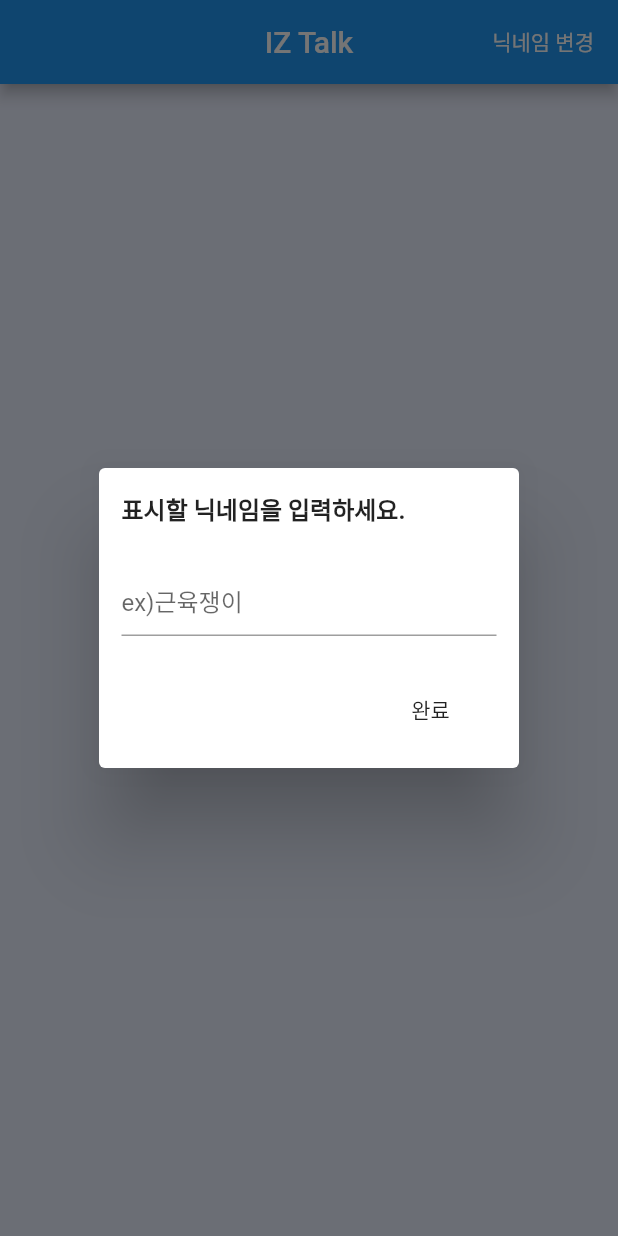
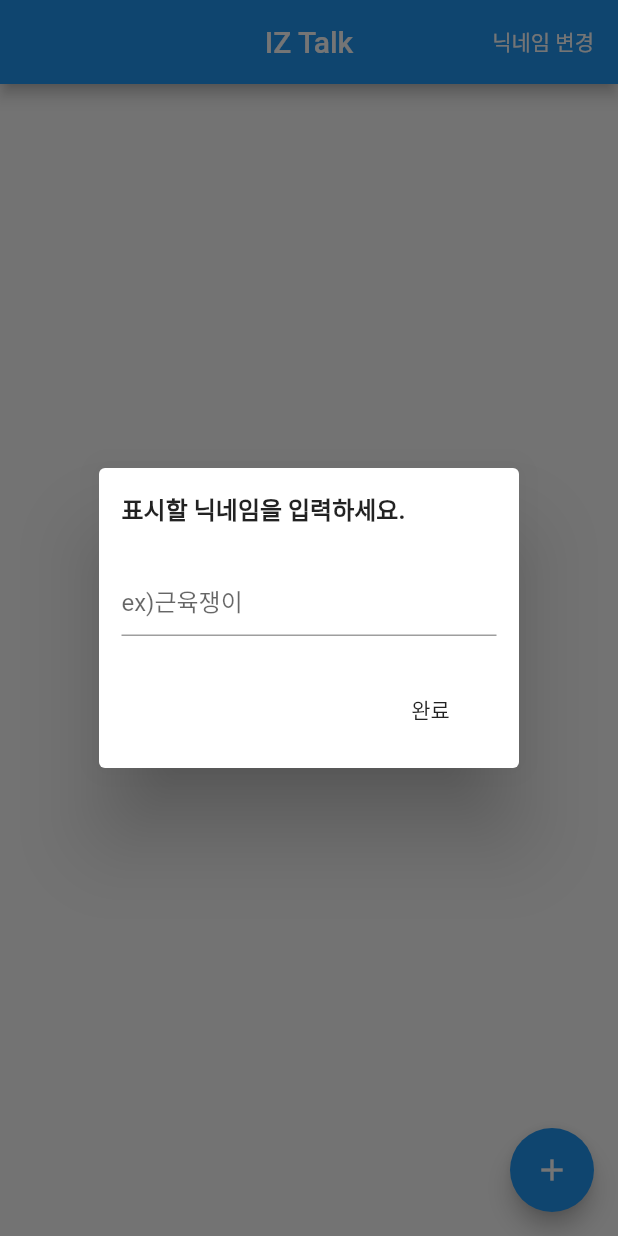
Before and after one commit to jeongwoo0427/flutter_test_chatapp, a Flutter app: the screen it shows after launch, after a tap on "닉네임 변경", on a phone screen of 412 x 824 dp. Run offline on Flutter 3.47's test engine with Material 2 defaults, Android fonts, the phone set to English and light mode, and no system bars; our stand-ins replace cloud_firestore, firebase_core, shared_preferences; accounts and stored records are empty.

Commit message:
라우트아키텍쳐 수정, 패스워드기능 추가

```diff
--- a/lib/main.dart
+++ b/lib/main.dart
@@ -1,7 +1,6 @@
 import 'package:flutter/material.dart';
 import 'package:flutter_test_chatapp/routes.dart';
-import 'package:flutter_test_chatapp/screen/chatroom_list_screen.dart';
-import 'package:flutter_test_chatapp/screen/message_list_screen.dart';
+import 'package:flutter_test_chatapp/screen/chat/message_list_screen.dart';
 import 'package:flutter_test_chatapp/screen/splash_screen.dart';
 import 'package:flutter_test_chatapp/screen/unkown_screen.dart';
 
@@ -27,7 +26,7 @@ class MyApp extends StatelessWidget {
         primarySwatch: Colors.blue,
       ),
         onGenerateRoute:(settings) {
-          return getRoutes(context, settings: settings);
+          return Routes().getRoutes(context, settings: settings);
         } ,
       home: SplashScreen()
     );
--- a/lib/model/chatroom_model.dart
+++ b/lib/model/chatroom_model.dart
@@ -1,21 +1,24 @@
-
-class ChatroomModel{
+class ChatroomModel {
   final String id;
   final String name;
+  final String password;
 
   ChatroomModel({
-    this.id ='',
+    this.id = '',
     this.name = '',
-});
+    this.password = '',
+  });
 
   factory ChatroomModel.fromMap(
       {required String id, required Map<String, dynamic> map}) {
-    return ChatroomModel(id: id, name: map['name'] ?? '');
+    return ChatroomModel(
+        id: id, name: map['name'] ?? '', password: map['password'] ?? '');
   }
 
-  Map<String, dynamic> toMap(){
-    Map<String,dynamic> data = {};
-    data['name']=name;
+  Map<String, dynamic> toMap() {
+    Map<String, dynamic> data = {};
+    data['name'] = name;
+    data['password'] = password;
     return data;
   }
 }
--- a/lib/routes.dart
+++ b/lib/routes.dart
@@ -1,20 +1,32 @@
 
 import 'package:flutter/material.dart';
-import 'package:flutter_test_chatapp/screen/chatroom_list_screen.dart';
-import 'package:flutter_test_chatapp/screen/message_list_screen.dart';
+import 'package:flutter_test_chatapp/screen/chat/chatroom_list_screen.dart';
+import 'package:flutter_test_chatapp/screen/chat/create_chatroom_screen.dart';
+import 'package:flutter_test_chatapp/screen/chat/message_list_screen.dart';
 import 'package:flutter_test_chatapp/screen/splash_screen.dart';
 import 'package:flutter_test_chatapp/screen/unkown_screen.dart';
+
+import 'model/chatroom_model.dart';
+
+class Routes{
+
+  static const String splash = '/splash';
+  static const String chatroomList = '/chatroomList';
+  static const String createChatroom = '/createChatroom';
+  static const String messageList = '/messageList';
 
   MaterialPageRoute getRoutes(BuildContext context,{required RouteSettings settings}){
     return MaterialPageRoute(
         settings: settings,
         builder: (context) {
-        if (settings.name == SplashScreen.ROUTE_NAME || settings.name == '/') {
+          if (settings.name == splash|| settings.name == '/') {
             return SplashScreen();
-        }else if (settings.name == ChatroomListScreen.ROUTE_NAME) {
+          }else if (settings.name == chatroomList) {
             return ChatroomListScreen();
-        }else if(settings.name == MessageListScreen.ROUTE_NAME){
-          return MessageListScreen(chatDocId: settings.arguments as String);
+          }else if(settings.name == createChatroom){
+            return CreateChatroomScreen();
+          }else if(settings.name == messageList){
+            return MessageListScreen(chatroomModel: settings.arguments as ChatroomModel);
           }
 
           else{
@@ -22,3 +34,4 @@ MaterialPageRoute getRoutes(BuildContext context,{required RouteSettings setting
           }
         });
   }
+}
--- /dev/null
+++ b/lib/screen/chat/chatroom_list_screen.dart
@@ -0,0 +1,215 @@
+import 'package:flutter/material.dart';
+import 'package:flutter_test_chatapp/mixin/dialog_mixin.dart';
+import 'package:flutter_test_chatapp/model/chatroom_model.dart';
+import 'package:flutter_test_chatapp/screen/chat/message_list_screen.dart';
+import 'package:flutter_test_chatapp/widget/front_container_widget.dart';
+
+import '../../cache/preference_helper.dart';
+import '../../routes.dart';
+import '../../service/firestore_access.dart';
+
+class ChatroomListScreen extends StatefulWidget {
+  static const String ROUTE_NAME = '/chatroom_list_screen';
+
+  const ChatroomListScreen({Key? key}) : super(key: key);
+
+  @override
+  State<ChatroomListScreen> createState() => _ChatroomListScreenState();
+}
+
+class _ChatroomListScreenState extends State<ChatroomListScreen>
+    with DialogMixin {
+  TextEditingController nicknameController = TextEditingController(text: '');
+
+
+  @override
+  Widget build(BuildContext context) {
+    return Scaffold(
+      floatingActionButton: FloatingActionButton(
+        child: Icon(Icons.add),
+        onPressed: _onPressedNewRoom,
+      ),
+      appBar: AppBar(
+        centerTitle: true,
+        leading: Container(),
+        title: Text('IZ Talk'),
+        actions: [
+          MaterialButton(
+            onPressed: _showNicknameDlg,
+            child: Text(
+              '닉네임 변경',
+              style: TextStyle(color: Colors.white),
+            ),
+          )
+        ],
+      ),
+      body: StreamBuilder<List<ChatroomModel>>(
+        stream: FirestoreAccess().streamChatrooms(), //중계하고 싶은 Stream을 넣는다.
+        builder: (context, asyncSnapshot) {
+          //return Container();
+          if (!asyncSnapshot.hasData) {
+            //데이터가 없을 경우 로딩위젯을 표시한다.
+            return const Center(child: CircularProgressIndicator());
+          } else if (asyncSnapshot.hasError) {
+            return const Center(
+              child: Text('오류가 발생했습니다.'),
+            );
+          } else {
+            List<ChatroomModel> chatrooms =
+                asyncSnapshot.data!; //비동기 데이터가 존재할 경우 리스트뷰 표시
+
+            return ListView(
+              padding: EdgeInsets.symmetric(horizontal: 15, vertical: 20),
+              children: [
+                Wrap(
+                  spacing: 10,
+                  runSpacing: 10,
+                  direction: Axis.horizontal,
+                  alignment: WrapAlignment.start,
+                  runAlignment: WrapAlignment.start,
+                  children: _getChatroomItems(chatrooms),
+                ),
+              ],
+            );
+          }
+        },
+      ),
+    );
+  }
+
+  List<Widget> _getChatroomItems(List<ChatroomModel> chatrooms) {
+    List<Widget> widgets = [];
+    chatrooms.forEach((element) {
+      widgets.add(FrontContainerWidget(
+          onTap: () {
+
+            Navigator.pushNamed(context, Routes.messageList,
+                arguments: element);
+          },
+          child: Padding(
+            padding: EdgeInsets.only(left: 15, top: 15, bottom: 15, right: 40),
+            child: Row(
+              mainAxisSize: MainAxisSize.min,
+              children: [element.password!=''?Icon(Icons.lock,size: 16,):Container(), Text(element.name)],
+            ),
+          )));
+    });
+    return widgets;
+  }
+
+  void _showNicknameDlg() {
+    showDialog(
+        context: context,
+        builder: (context) {
+          Size screenSize = MediaQuery.of(context).size;
+          return Dialog(
+            child: Container(
+              height: 200,
+              width: 100,
+              child: Padding(
+                padding: EdgeInsets.symmetric(horizontal: 15, vertical: 15),
+                child: Column(
+                  mainAxisSize: MainAxisSize.max,
+                  mainAxisAlignment: MainAxisAlignment.spaceBetween,
+                  crossAxisAlignment: CrossAxisAlignment.start,
+                  children: [
+                    Text(
+                      '표시할 닉네임을 입력하세요.',
+                      style:
+                          TextStyle(fontSize: 16, fontWeight: FontWeight.w700),
+                    ),
+                    TextField(
+                      controller: nicknameController,
+                      decoration: InputDecoration(hintText: 'ex)근육쟁이'),
+                    ),
+                    Row(
+                      children: [
+                        Expanded(
+                          child: Container(),
+                        ),
+                        MaterialButton(
+                          onPressed: _onPressedEditNickname,
+                          child: Text('완료'),
+                        )
+                      ],
+                    )
+                  ],
+                ),
+              ),
+            ),
+          );
+        });
+  }
+
+  void _onPressedNewRoom() async {
+    TextEditingController roomNameController = TextEditingController(text: '');
+    TextEditingController passwordController = TextEditingController(text: '');
+    bool isUsePassword = false;
+    final result = await showCardDialog(context,
+        titleChild: Center(
+          child: Text('채팅방 생성'),
+        ),
+        height: 300,
+        contentChild: Padding(
+          padding: EdgeInsets.symmetric(horizontal: 30, vertical: 10),
+          child: StatefulBuilder(
+            builder: (context,setDialogState){
+              return Column(
+                mainAxisSize: MainAxisSize.max,
+                mainAxisAlignment: MainAxisAlignment.spaceBetween,
+                children: [
+                  Container(),
+                  TextField(
+                    controller: roomNameController,
+                    decoration: InputDecoration(hintText: '채팅방 이름'),
+                  ),
+                  Row(children: [
+                    Text('암호'),
+                    Checkbox(value: isUsePassword, onChanged: (value){setDialogState((){ isUsePassword = value??false;});}),
+                    Expanded(
+                      child: TextField(
+                        enabled: isUsePassword,
+                        controller: passwordController,
+                      ),
+                    )
+                  ],),
+                  Row(
+                    mainAxisSize: MainAxisSize.max,
+                    mainAxisAlignment: MainAxisAlignment.end,
+                    children: [MaterialButton(onPressed: () {
+                      if(roomNameController.text.trim()==''){
+                        showAlertDialog(context, title: '경고', content: '채팅방 이름을 입력하세요.');
+                        return;
+                      }
+
+                      if(isUsePassword&&passwordController.text.trim()==''){
+                        showAlertDialog(context, title: '경고', content: '패스워드를 입력하세요.');
+                        return;
+                      }
+
+                      Navigator.pop(context,true);},child: Text('완료'),)],
+                  )
+                ],
+              );
+            },
+          ),
+        ));
+    if(result == true){
+      ChatroomModel chatroomModel = ChatroomModel(
+        name: roomNameController.text,
+        password: isUsePassword?passwordController.text:'',
+      );
+      FirestoreAccess().addChatroom(chatroomModel: chatroomModel);
+    }
+  }
+
+
+  void _onPressedEditNickname() {
+    if (nicknameController.text.trim() == '') {
+      showAlertDialog(context, title: '주의', content: '닉네임을 입력해주세요');
+      return;
+    }
+    PrefernceHelper().setNickname(nicknameController.text);
+    Navigator.pop(context);
+  }
+}
--- a/lib/screen/chatroom_list_screen.dart
+++ /dev/null
@@ -1,113 +0,0 @@
-import 'package:flutter/material.dart';
-import 'package:flutter_test_chatapp/mixin/dialog_mixin.dart';
-import 'package:flutter_test_chatapp/model/chatroom_model.dart';
-
-import '../cache/preference_helper.dart';
-import '../service/firestore_access.dart';
-
-class ChatroomListScreen extends StatefulWidget {
-  static const String ROUTE_NAME = '/chatroom_list_screen';
-  const ChatroomListScreen({Key? key}) : super(key: key);
-
-  @override
-  State<ChatroomListScreen> createState() => _ChatroomListScreenState();
-}
-
-class _ChatroomListScreenState extends State<ChatroomListScreen> with DialogMixin{
-  TextEditingController nicknameController = TextEditingController(text: '');
-
-  @override
-  Widget build(BuildContext context) {
-    return Scaffold(
-      backgroundColor: Color(0xFFEAEFFF),
-      appBar: AppBar(
-        centerTitle: true,
-        leading: Container(),
-        title: Text('IZ Talk'),
-        actions: [
-          MaterialButton(
-            onPressed: () {
-              _showNicknameDlg();
-            },
-            child: Text(
-              '닉네임 변경',
-              style: TextStyle(color: Colors.white),
-            ),
-          )
-        ],
-      ),
-      body: StreamBuilder<List<ChatroomModel>>(
-        stream: FirestoreAccess().streamChatrooms(), //중계하고 싶은 Stream을 넣는다.
-        builder: (context, asyncSnapshot) {
-          //return Container();
-          if (!asyncSnapshot.hasData) {
-            //데이터가 없을 경우 로딩위젯을 표시한다.
-            return const Center(child: CircularProgressIndicator());
-          } else if (asyncSnapshot.hasError) {
-            return const Center(
-              child: Text('오류가 발생했습니다.'),
-            );
-          } else {
-            List<ChatroomModel> chatrooms = asyncSnapshot.data!; //비동기 데이터가 존재할 경우 리스트뷰 표시
-            return Column(
-              mainAxisSize: MainAxisSize.max,
-              children: [
-                Expanded(
-                    child: ListView.separated(
-                        padding: EdgeInsets.symmetric(horizontal: 10,vertical: 15),
-                        itemCount: chatrooms.length,
-                        separatorBuilder: (context,_){
-                          return SizedBox(height: 15,);
-                        },
-                        itemBuilder: (context, index) {
-                          return ListTile(title: Text(chatrooms[index].name),);
-                        })),
-              ],
-            );
-          }
-        },
-      ),
-    );
-  }
-
-
-  void _showNicknameDlg() {
-    showDialog(
-        context: context,
-        builder: (context) {
-          Size screenSize = MediaQuery.of(context).size;
-          return Dialog(
-            child: Container(
-              height: 200,
-              width: 100,
-              child: Padding(
-                padding: EdgeInsets.symmetric(horizontal: 15, vertical: 15),
-                child: Column(
-                  mainAxisSize: MainAxisSize.max,
-                  mainAxisAlignment: MainAxisAlignment.spaceBetween,
-                  crossAxisAlignment: CrossAxisAlignment.start,
-                  children: [
-                    Text('표시할 닉네임을 입력하세요.',style: TextStyle(fontSize: 16,fontWeight: FontWeight.w700),),
-                    TextField(controller: nicknameController,decoration: InputDecoration(hintText: 'ex)근육쟁이'),),
-                    Row(children: [
-                      Expanded(child: Container(),),
-                      MaterialButton(onPressed:_onPressedEditNickname,child: Text('완료'),)
-                    ],)
-                  ],
-                ),
-              ),
-            ),
-          );
-        });
-  }
-
-  void _onPressedEditNickname(){
-    if(nicknameController.text.trim() == ''){
-      showAlertDialog(context,title: '주의', content: '닉네임을 입력해주세요');
-      return;
-    }
-    PrefernceHelper().setNickname(nicknameController.text);
-    Navigator.pop(context);
-
-  }
-}
--- a/lib/screen/splash_screen.dart
+++ b/lib/screen/splash_screen.dart
@@ -1,5 +1,7 @@
 import 'package:flutter/material.dart';
-import 'package:flutter_test_chatapp/screen/chatroom_list_screen.dart';
+
+import '../routes.dart';
+import 'chat/chatroom_list_screen.dart';
 
 class SplashScreen extends StatefulWidget {
   static const ROUTE_NAME = '/splash';
@@ -20,7 +22,7 @@ class _SplashScreenState extends State<SplashScreen> {
   void startLogin() {
     Future.delayed(Duration(milliseconds: 500), () async {
       Navigator.of(context, rootNavigator: true)
-          .pushReplacementNamed(ChatroomListScreen.ROUTE_NAME);
+          .pushReplacementNamed(Routes.chatroomList);
     });
   }
 
--- a/lib/service/firestore_access.dart
+++ b/lib/service/firestore_access.dart
@@ -29,5 +29,8 @@ class FirestoreAccess {
           descending: true
       );
 
+  Future<void> addChatroom({required ChatroomModel chatroomModel}) =>
+      _firestoreService.add(collectionPath: 'chatrooms', data: chatroomModel.toMap());
+
 
 }
```
Also changed, not shown: lib/mixin/dialog_mixin.dart (+36 -0 lines), lib/screen/chat/create_chatroom_screen.dart (added, +36 -0 lines), lib/screen/chat/message_list_screen.dart (renamed from lib/screen/message_list_screen.dart, +8 -7 lines), lib/widget/front_container_widget.dart (added, +50 -0 lines), lib/widget/title_card_widget.dart (added, +100 -0 lines). Lines whose indentation alone changed are shown as unchanged.
